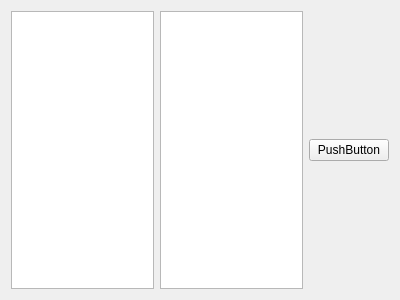
This is app/view/forms/actionsview.ui in r0nd0ud0u/qt-rpg as Qt 5 draws it before an edit. The edited form follows.
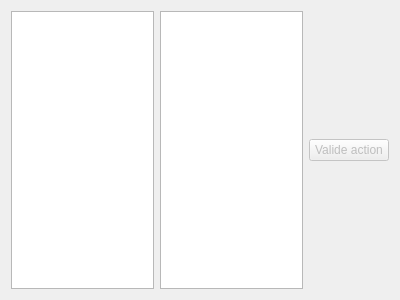
This is the edited form.

```diff
--- a/app/view/forms/actionsview.ui
+++ b/app/view/forms/actionsview.ui
@@ -66,9 +66,12 @@
     <layout class="QVBoxLayout" name="target_lay"/>
    </item>
    <item>
-    <widget class="QPushButton" name="pushButton">
+    <widget class="QPushButton" name="validate_action">
+     <property name="enabled">
+      <bool>false</bool>
+     </property>
      <property name="text">
-      <string>PushButton</string>
+      <string>Valide action</string>
      </property>
     </widget>
    </item>
```
